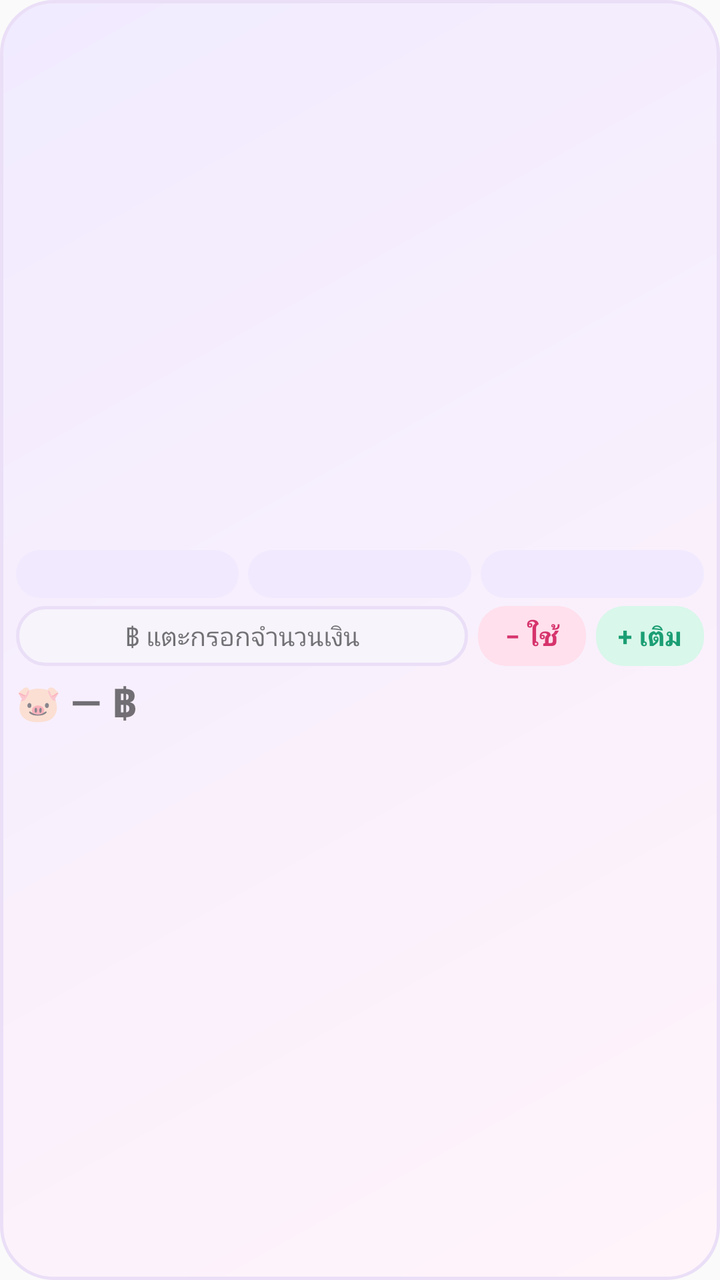
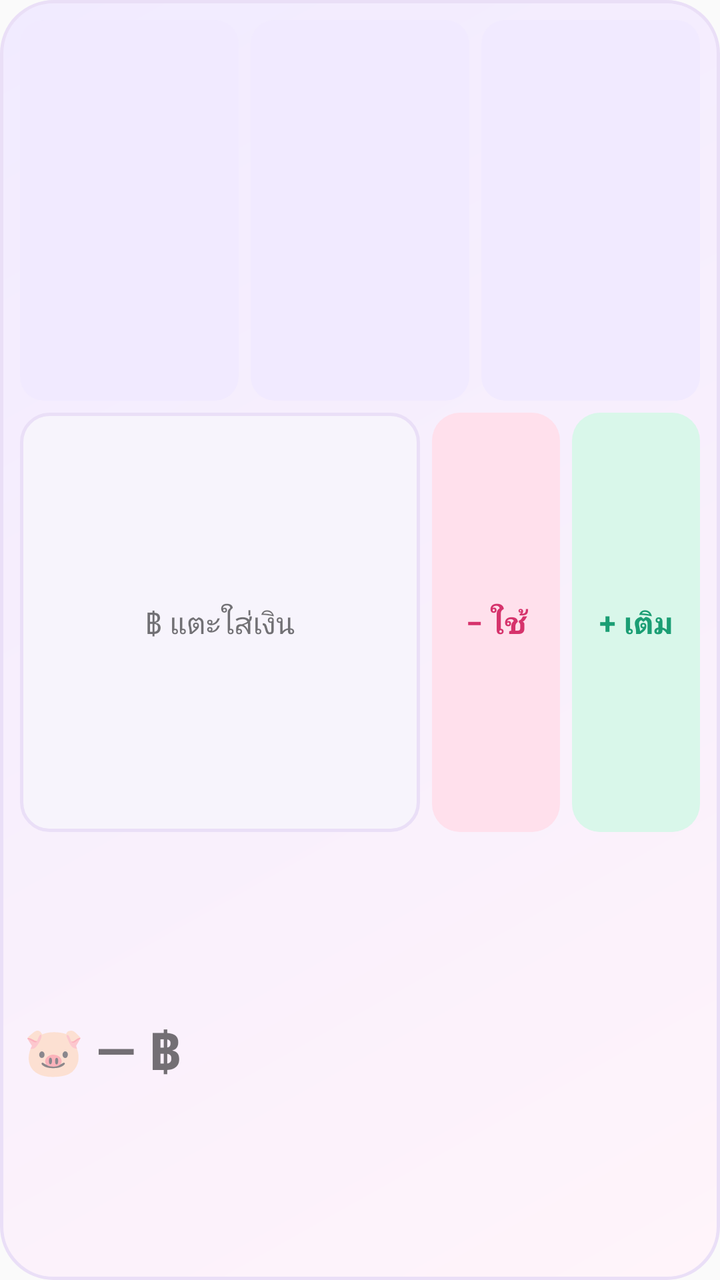

Before-and-after screenshots of an Android layout around one commit, followed by the original layout XML and the change that was made.
<!-- AndroidManifest.xml: application theme Theme.Paopao -->
<!-- res/layout/widget.xml -->
<?xml version="1.0" encoding="utf-8"?>
<LinearLayout xmlns:android="http://schemas.android.com/apk/res/android"
    android:id="@+id/root" android:layout_width="match_parent" android:layout_height="match_parent"
    android:orientation="vertical" android:gravity="center_vertical" android:padding="8dp"
    android:background="@drawable/widget_bg">

    
    <LinearLayout android:layout_width="match_parent" android:layout_height="wrap_content" android:orientation="horizontal">
        <TextView android:id="@+id/chip0" android:layout_width="0dp" android:layout_height="24dp" android:layout_weight="1"
            android:layout_marginEnd="3dp" android:background="@drawable/chip_cat" android:gravity="center"
            android:maxLines="1" android:ellipsize="end" android:textSize="11sp" />
        <TextView android:id="@+id/chip1" android:layout_width="0dp" android:layout_height="24dp" android:layout_weight="1"
            android:layout_marginStart="1.5dp" android:layout_marginEnd="1.5dp" android:background="@drawable/chip_cat" android:gravity="center"
            android:maxLines="1" android:ellipsize="end" android:textSize="11sp" />
        <TextView android:id="@+id/chip2" android:layout_width="0dp" android:layout_height="24dp" android:layout_weight="1"
            android:layout_marginStart="3dp" android:background="@drawable/chip_cat" android:gravity="center"
            android:maxLines="1" android:ellipsize="end" android:textSize="11sp" />
    </LinearLayout>

    
    <LinearLayout android:layout_width="match_parent" android:layout_height="wrap_content"
        android:layout_marginTop="4dp" android:orientation="horizontal" android:gravity="center_vertical">
        <TextView android:id="@+id/amt" android:layout_width="0dp" android:layout_height="30dp" android:layout_weight="1"
            android:background="@drawable/chip_amt" android:gravity="center" android:maxLines="1"
            android:textSize="13sp" android:text="฿ แตะกรอกจำนวนเงิน" />
        <TextView android:id="@+id/btn_out" android:layout_width="wrap_content" android:layout_height="30dp"
            android:layout_marginStart="5dp" android:minWidth="54dp" android:background="@drawable/chip_out" android:gravity="center"
            android:paddingStart="10dp" android:paddingEnd="10dp" android:text="− ใช้" android:textSize="13sp"
            android:textStyle="bold" android:textColor="#D6336C" />
        <TextView android:id="@+id/btn_in" android:layout_width="wrap_content" android:layout_height="30dp"
            android:layout_marginStart="5dp" android:minWidth="54dp" android:background="@drawable/chip_in" android:gravity="center"
            android:paddingStart="10dp" android:paddingEnd="10dp" android:text="+ เติม" android:textSize="13sp"
            android:textStyle="bold" android:textColor="#1B9E74" />
    </LinearLayout>

    
    <LinearLayout android:layout_width="match_parent" android:layout_height="wrap_content"
        android:layout_marginTop="4dp" android:orientation="horizontal" android:gravity="center_vertical">
        <TextView android:id="@+id/pig" android:layout_width="wrap_content" android:layout_height="wrap_content"
            android:layout_marginEnd="5dp" android:text="🐷" android:textSize="18sp" />
        <TextView android:id="@+id/left" android:layout_width="0dp" android:layout_height="wrap_content" android:layout_weight="1"
            android:maxLines="1" android:ellipsize="end" android:text="— ฿" android:textSize="20sp" android:textStyle="bold" />
        <TextView android:id="@+id/sub" android:layout_width="wrap_content" android:layout_height="wrap_content"
            android:maxWidth="130dp" android:gravity="end" android:maxLines="2" android:ellipsize="end" android:textSize="11sp" />
    </LinearLayout>
</LinearLayout>
<!-- resources referenced by this layout -->
<resources>
  <!-- drawable chip_amt (drawable) -->
  <?xml version="1.0" encoding="utf-8"?>
  <shape xmlns:android="http://schemas.android.com/apk/res/android" android:shape="rectangle">
      <solid android:color="#F7F4FC" />
      <corners android:radius="14dp" />
      <stroke android:width="1.5dp" android:color="#EADFF7" />
  </shape>
  <!-- drawable chip_cat (drawable) -->
  <?xml version="1.0" encoding="utf-8"?>
  <shape xmlns:android="http://schemas.android.com/apk/res/android" android:shape="rectangle">
      <solid android:color="#F1EAFF" />
      <corners android:radius="12dp" />
  </shape>
  <!-- drawable chip_in (drawable) -->
  <?xml version="1.0" encoding="utf-8"?>
  <shape xmlns:android="http://schemas.android.com/apk/res/android" android:shape="rectangle">
      <solid android:color="#D9F7EA" />
      <corners android:radius="14dp" />
  </shape>
  <!-- drawable chip_out (drawable) -->
  <?xml version="1.0" encoding="utf-8"?>
  <shape xmlns:android="http://schemas.android.com/apk/res/android" android:shape="rectangle">
      <solid android:color="#FFE0EC" />
      <corners android:radius="14dp" />
  </shape>
  <!-- drawable widget_bg (drawable) -->
  <?xml version="1.0" encoding="utf-8"?>
  <shape xmlns:android="http://schemas.android.com/apk/res/android" android:shape="rectangle">
      <gradient android:angle="135" android:startColor="#FFF4FA" android:endColor="#F1EBFF" />
      <corners android:radius="26dp" />
      <stroke android:width="1.5dp" android:color="#EADFF7" />
  </shape>
  <style name="Theme.Paopao" parent="Theme.AppCompat.Light.NoActionBar" />
</resources>

<!-- the commit's change to res/layout/widget.xml (unified diff, before → after) -->
@@ -1,46 +1,50 @@
 <?xml version="1.0" encoding="utf-8"?>
 <LinearLayout xmlns:android="http://schemas.android.com/apk/res/android"
     android:id="@+id/root" android:layout_width="match_parent" android:layout_height="match_parent"
-    android:orientation="vertical" android:gravity="center_vertical" android:padding="8dp"
+    android:orientation="vertical" android:padding="10dp"
     android:background="@drawable/widget_bg">
 
     
-    <LinearLayout android:layout_width="match_parent" android:layout_height="wrap_content" android:orientation="horizontal">
-        <TextView android:id="@+id/chip0" android:layout_width="0dp" android:layout_height="24dp" android:layout_weight="1"
+    <LinearLayout android:layout_width="match_parent" android:layout_height="0dp" android:layout_weight="1"
+        android:orientation="horizontal">
+        <TextView android:id="@+id/chip0" android:layout_width="0dp" android:layout_height="match_parent" android:layout_weight="1"
             android:layout_marginEnd="3dp" android:background="@drawable/chip_cat" android:gravity="center"
-            android:maxLines="1" android:ellipsize="end" android:textSize="11sp" />
-        <TextView android:id="@+id/chip1" android:layout_width="0dp" android:layout_height="24dp" android:layout_weight="1"
-            android:layout_marginStart="1.5dp" android:layout_marginEnd="1.5dp" android:background="@drawable/chip_cat" android:gravity="center"
-            android:maxLines="1" android:ellipsize="end" android:textSize="11sp" />
-        <TextView android:id="@+id/chip2" android:layout_width="0dp" android:layout_height="24dp" android:layout_weight="1"
+            android:maxLines="1" android:ellipsize="end" android:textSize="13sp" android:textStyle="bold" />
+        <TextView android:id="@+id/chip1" android:layout_width="0dp" android:layout_height="match_parent" android:layout_weight="1"
+            android:layout_marginStart="3dp" android:layout_marginEnd="3dp" android:background="@drawable/chip_cat" android:gravity="center"
+            android:maxLines="1" android:ellipsize="end" android:textSize="13sp" android:textStyle="bold" />
+        <TextView android:id="@+id/chip2" android:layout_width="0dp" android:layout_height="match_parent" android:layout_weight="1"
             android:layout_marginStart="3dp" android:background="@drawable/chip_cat" android:gravity="center"
-            android:maxLines="1" android:ellipsize="end" android:textSize="11sp" />
+            android:maxLines="1" android:ellipsize="end" android:textSize="13sp" android:textStyle="bold" />
     </LinearLayout>
 
     
-    <LinearLayout android:layout_width="match_parent" android:layout_height="wrap_content"
-        android:layout_marginTop="4dp" android:orientation="horizontal" android:gravity="center_vertical">
-        <TextView android:id="@+id/amt" android:layout_width="0dp" android:layout_height="30dp" android:layout_weight="1"
+    <LinearLayout android:layout_width="match_parent" android:layout_height="0dp" android:layout_weight="1.1"
+        android:layout_marginTop="6dp" android:orientation="horizontal">
+        <TextView android:id="@+id/amt" android:layout_width="0dp" android:layout_height="match_parent" android:layout_weight="1"
             android:background="@drawable/chip_amt" android:gravity="center" android:maxLines="1"
-            android:textSize="13sp" android:text="฿ แตะกรอกจำนวนเงิน" />
-        <TextView android:id="@+id/btn_out" android:layout_width="wrap_content" android:layout_height="30dp"
-            android:layout_marginStart="5dp" android:minWidth="54dp" android:background="@drawable/chip_out" android:gravity="center"
-            android:paddingStart="10dp" android:paddingEnd="10dp" android:text="− ใช้" android:textSize="13sp"
+            android:textSize="15sp" android:text="฿ แตะใส่เงิน" />
+        <TextView android:id="@+id/btn_out" android:layout_width="wrap_content" android:layout_height="match_parent"
+            android:layout_marginStart="6dp" android:minWidth="64dp" android:background="@drawable/chip_out" android:gravity="center"
+            android:paddingStart="12dp" android:paddingEnd="12dp" android:text="− ใช้" android:textSize="15sp"
             android:textStyle="bold" android:textColor="#D6336C" />
-        <TextView android:id="@+id/btn_in" android:layout_width="wrap_content" android:layout_height="30dp"
-            android:layout_marginStart="5dp" android:minWidth="54dp" android:background="@drawable/chip_in" android:gravity="center"
-            android:paddingStart="10dp" android:paddingEnd="10dp" android:text="+ เติม" android:textSize="13sp"
+        <TextView android:id="@+id/btn_in" android:layout_width="wrap_content" android:layout_height="match_parent"
+            android:layout_marginStart="6dp" android:minWidth="64dp" android:background="@drawable/chip_in" android:gravity="center"
+            android:paddingStart="12dp" android:paddingEnd="12dp" android:text="+ เติม" android:textSize="15sp"
             android:textStyle="bold" android:textColor="#1B9E74" />
     </LinearLayout>
 
     
-    <LinearLayout android:layout_width="match_parent" android:layout_height="wrap_content"
+    <LinearLayout android:layout_width="match_parent" android:layout_height="0dp" android:layout_weight="1.1"
         android:layout_marginTop="4dp" android:orientation="horizontal" android:gravity="center_vertical">
         <TextView android:id="@+id/pig" android:layout_width="wrap_content" android:layout_height="wrap_content"
-            android:layout_marginEnd="5dp" android:text="🐷" android:textSize="18sp" />
+            android:layout_marginStart="2dp" android:layout_marginEnd="6dp" android:text="🐷" android:textSize="24sp" />
         <TextView android:id="@+id/left" android:layout_width="0dp" android:layout_height="wrap_content" android:layout_weight="1"
-            android:maxLines="1" android:ellipsize="end" android:text="— ฿" android:textSize="20sp" android:textStyle="bold" />
+            android:maxLines="1" android:text="— ฿" android:textStyle="bold" android:textSize="26sp"
+            android:autoSizeTextType="uniform" android:autoSizeMinTextSize="14sp"
+            android:autoSizeMaxTextSize="26sp" android:autoSizeStepGranularity="1sp" />
         <TextView android:id="@+id/sub" android:layout_width="wrap_content" android:layout_height="wrap_content"
-            android:maxWidth="130dp" android:gravity="end" android:maxLines="2" android:ellipsize="end" android:textSize="11sp" />
+            android:layout_marginStart="6dp" android:maxWidth="120dp" android:gravity="end" android:maxLines="2"
+            android:ellipsize="end" android:textSize="12sp" />
     </LinearLayout>
 </LinearLayout>
